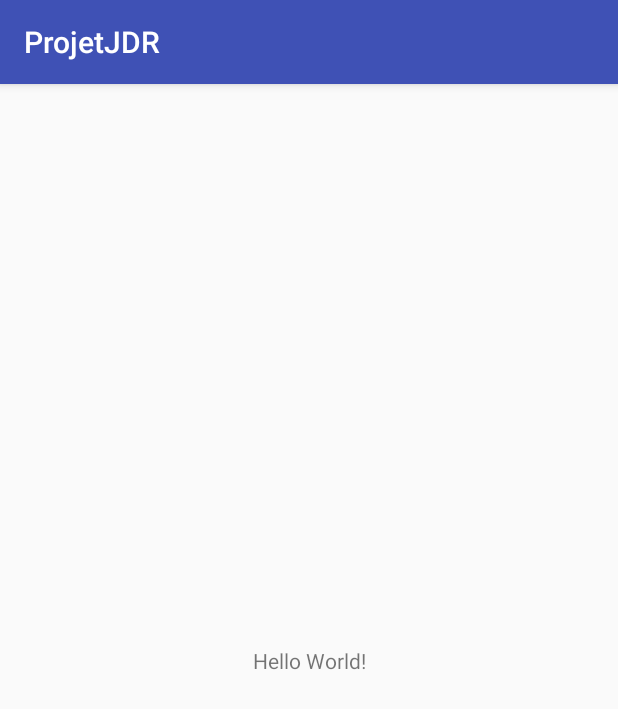
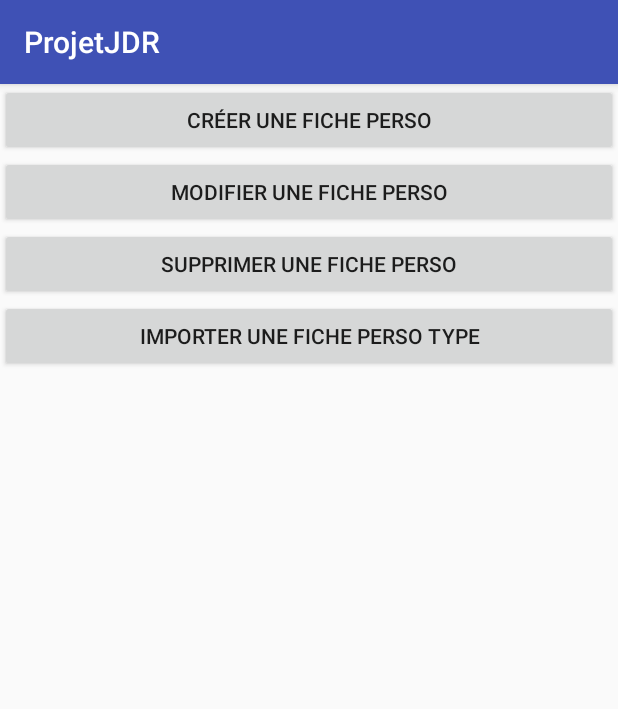
Before and after one commit to Kitolex/AndroidProjetJDR, an Android app: the screen it shows after launch (MainActivity), on a phone screen of 412 x 824 dp. Shown: the top 709 px of the screen. Run offline under Robolectric (Android 15) with nearby library versions, the phone set to English and light mode, and no system bars.

Commit message:
creation de du premier ecran et changement d'activité quand on appuie sur le bouton créer

```diff
--- a/app/src/main/AndroidManifest.xml
+++ b/app/src/main/AndroidManifest.xml
@@ -16,6 +16,7 @@
                 <category android:name="android.intent.category.LAUNCHER" />
             </intent-filter>
         </activity>
+        <activity android:name=".CreationActivite"/>
     </application>
 
 </manifest>
--- a/app/src/main/res/layout/activity_main.xml
+++ b/app/src/main/res/layout/activity_main.xml
@@ -4,15 +4,50 @@
     xmlns:tools="http://schemas.android.com/tools"
     android:layout_width="match_parent"
     android:layout_height="match_parent"
+    android:orientation="vertical"
     tools:context="ca.uqac.projetjdr.MainActivity">
 
-    <TextView
-        android:layout_width="wrap_content"
-        android:layout_height="wrap_content"
-        android:text="Hello World!"
-        app:layout_constraintBottom_toBottomOf="parent"
-        app:layout_constraintLeft_toLeftOf="parent"
-        app:layout_constraintRight_toRightOf="parent"
-        app:layout_constraintTop_toTopOf="parent" />
+        <LinearLayout
+            android:layout_width="fill_parent"
+            android:layout_height="0dp"
+            android:layout_weight="50"
+            android:orientation="vertical">
+
+        </LinearLayout>
+
+
+        <LinearLayout
+            android:layout_width="fill_parent"
+            android:layout_height="0dp"
+            android:layout_weight="50"
+            android:orientation="vertical">
+
+            <Button
+                android:layout_width="match_parent"
+                android:layout_height="wrap_content"
+                android:text="Créer une fiche perso"
+                android:id="@+id/Creer"
+                android:onClick="BoutonCreer"/>
+
+            <Button
+                android:layout_width="match_parent"
+                android:layout_height="wrap_content"
+                android:text="Modifier une fiche perso"
+                android:id="@+id/Modifier"/>
+
+            <Button
+                android:layout_width="match_parent"
+                android:layout_height="wrap_content"
+                android:text="Supprimer une fiche perso"
+                android:id="@+id/Supprimer"/>
+
+
+            <Button
+                android:layout_width="match_parent"
+                android:layout_height="wrap_content"
+                android:text="Importer une fiche perso type"
+                android:id="@+id/Importer"/>
+
+        </LinearLayout>
 
 </android.support.constraint.ConstraintLayout>
```
Also changed, not shown: app/src/main/java/ca/uqac/projetjdr/CreationActivite.java (added, +20 -0 lines), app/src/main/java/ca/uqac/projetjdr/MainActivity.java (+7 -0 lines), app/src/main/res/layout/creation_activity.xml (added, +25 -0 lines).
